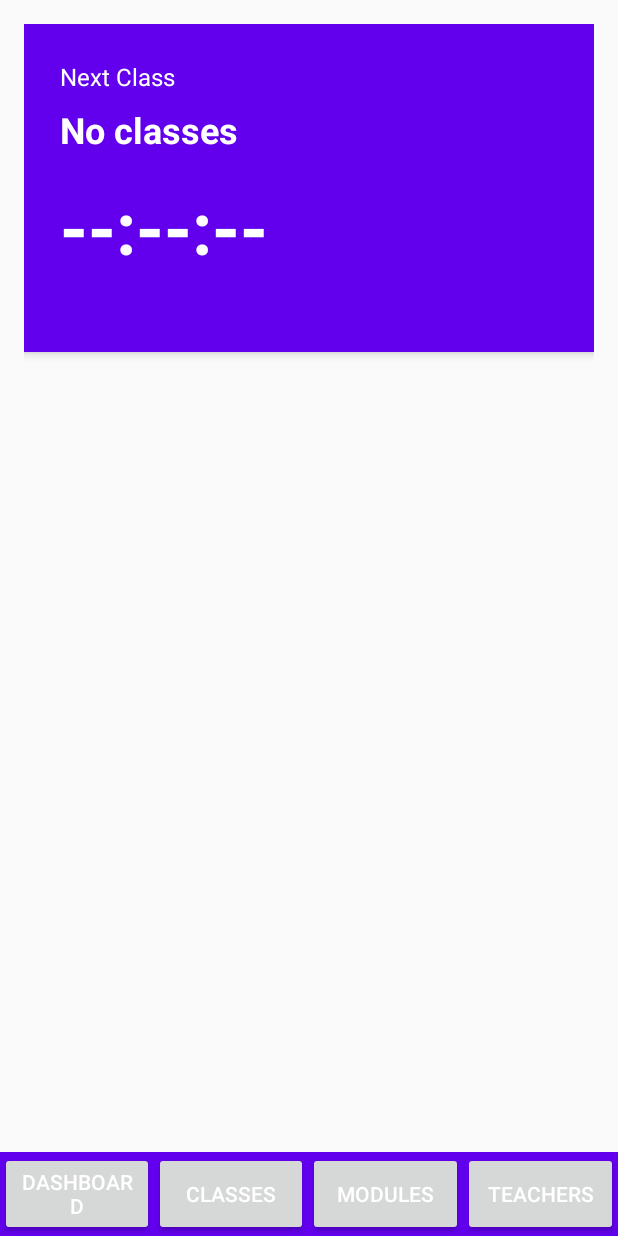
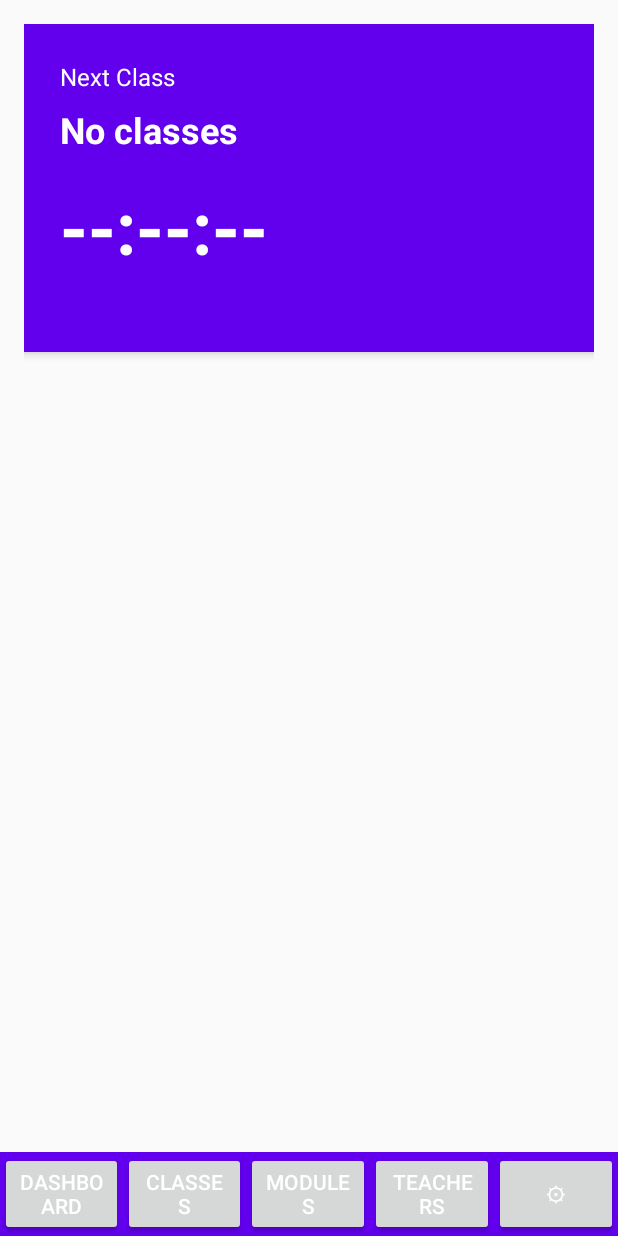
Before and after one commit to Elouahabi-Naoufal/Academic_Management_Assistant, an Android app: the screen it shows after launch (MainActivity), on a phone screen of 412 x 824 dp. Run offline under Robolectric (Android 15) with nearby library versions, the phone set to English and light mode, and no system bars.

Commit message:
feat : add settings tab -add table themes with is_dark and accent_color

```diff
--- a/app/src/main/java/academic/management/assistant/MainActivity.java
+++ b/app/src/main/java/academic/management/assistant/MainActivity.java
@@ -4,22 +4,41 @@ import android.app.Activity;
 import android.app.FragmentTransaction;
 import android.os.Bundle;
 import android.widget.Button;
+import android.widget.LinearLayout;
+import android.graphics.Color;
+import academic.management.assistant.database.DatabaseHelper;
+import academic.management.assistant.database.ThemeDao;
 
 public class MainActivity extends Activity {
     @Override
     protected void onCreate(Bundle savedInstanceState) {
         super.onCreate(savedInstanceState);
+
+        DatabaseHelper dbHelper = new DatabaseHelper(this);
+        ThemeDao themeDao = new ThemeDao(dbHelper);
+
         setContentView(R.layout.activity_main);
+
+        // Apply theme
+        LinearLayout navBar = findViewById(R.id.navBar);
+        String accentColor = themeDao.getAccentColor();
+        navBar.setBackgroundColor(Color.parseColor(accentColor));
+
+        if (themeDao.isDarkTheme()) {
+            findViewById(R.id.container).setBackgroundColor(Color.parseColor("#121212"));
+        }
 
         Button btnDashboard = findViewById(R.id.btnDashboard);
         Button btnClasses = findViewById(R.id.btnClasses);
         Button btnModules = findViewById(R.id.btnModules);
         Button btnTeachers = findViewById(R.id.btnTeachers);
+        Button btnSettings = findViewById(R.id.btnSettings);
 
         btnDashboard.setOnClickListener(v -> showFragment(new DashboardFragment()));
         btnClasses.setOnClickListener(v -> showFragment(new ClassesFragment()));
         btnModules.setOnClickListener(v -> showFragment(new ModulesFragment()));
         btnTeachers.setOnClickListener(v -> showFragment(new TeachersFragment()));
+        btnSettings.setOnClickListener(v -> showFragment(new SettingsFragment()));
 
         showFragment(new DashboardFragment());
     }
--- a/app/src/main/java/academic/management/assistant/database/DatabaseHelper.java
+++ b/app/src/main/java/academic/management/assistant/database/DatabaseHelper.java
@@ -7,7 +7,7 @@ import android.database.sqlite.SQLiteOpenHelper;
 public class DatabaseHelper extends SQLiteOpenHelper {
 
     private static final String DATABASE_NAME = "academic_management.db";
-    private static final int DATABASE_VERSION = 1;
+    private static final int DATABASE_VERSION = 2;
 
     public DatabaseHelper(Context context) {
         super(context, DATABASE_NAME, null, DATABASE_VERSION);
@@ -36,6 +36,11 @@ public class DatabaseHelper extends SQLiteOpenHelper {
                 "is_archived INTEGER DEFAULT 0, " +
                 "FOREIGN KEY (module_id) REFERENCES module(id), " +
                 "FOREIGN KEY (teacher_id) REFERENCES teacher(id))");
+
+        db.execSQL("CREATE TABLE theme (" +
+                "id INTEGER PRIMARY KEY AUTOINCREMENT, " +
+                "is_dark INTEGER DEFAULT 0, " +
+                "accent_color VARCHAR(7) DEFAULT '#6200EE')");
     }
 
     @Override
@@ -43,6 +48,7 @@ public class DatabaseHelper extends SQLiteOpenHelper {
         db.execSQL("DROP TABLE IF EXISTS class");
         db.execSQL("DROP TABLE IF EXISTS teacher");
         db.execSQL("DROP TABLE IF EXISTS module");
+        db.execSQL("DROP TABLE IF EXISTS theme");
         onCreate(db);
     }
 }
--- /dev/null
+++ b/app/src/main/java/academic/management/assistant/database/ThemeDao.java
@@ -0,0 +1,44 @@
+package academic.management.assistant.database;
+
+import android.content.ContentValues;
+import android.database.Cursor;
+import android.database.sqlite.SQLiteDatabase;
+
+public class ThemeDao {
+    private DatabaseHelper dbHelper;
+
+    public ThemeDao(DatabaseHelper dbHelper) {
+        this.dbHelper = dbHelper;
+    }
+
+    public void saveTheme(boolean isDark, String accentColor) {
+        SQLiteDatabase db = dbHelper.getWritableDatabase();
+        db.execSQL("DELETE FROM theme");
+        ContentValues values = new ContentValues();
+        values.put("is_dark", isDark ? 1 : 0);
+        values.put("accent_color", accentColor);
+        db.insert("theme", null, values);
+    }
+
+    public boolean isDarkTheme() {
+        SQLiteDatabase db = dbHelper.getReadableDatabase();
+        Cursor cursor = db.rawQuery("SELECT is_dark FROM theme LIMIT 1", null);
+        boolean isDark = false;
+        if (cursor.moveToFirst()) {
+            isDark = cursor.getInt(0) == 1;
+        }
+        cursor.close();
+        return isDark;
+    }
+
+    public String getAccentColor() {
+        SQLiteDatabase db = dbHelper.getReadableDatabase();
+        Cursor cursor = db.rawQuery("SELECT accent_color FROM theme LIMIT 1", null);
+        String color = "#6200EE";
+        if (cursor.moveToFirst()) {
+            color = cursor.getString(0);
+        }
+        cursor.close();
+        return color;
+    }
+}
--- a/app/src/main/res/layout/activity_main.xml
+++ b/app/src/main/res/layout/activity_main.xml
@@ -11,6 +11,7 @@
         android:layout_weight="1" />
 
     <LinearLayout
+        android:id="@+id/navBar"
         android:layout_width="match_parent"
         android:layout_height="56dp"
         android:orientation="horizontal"
@@ -48,6 +49,14 @@
             android:text="Teachers"
             android:textColor="#FFFFFF" />
 
+        <Button
+            android:id="@+id/btnSettings"
+            android:layout_width="0dp"
+            android:layout_height="match_parent"
+            android:layout_weight="1"
+            android:text="⚙"
+            android:textColor="#FFFFFF" />
+
     </LinearLayout>
 
 </LinearLayout>
```
Also changed, not shown: app/src/main/java/academic/management/assistant/SettingsFragment.java (added, +45 -0 lines), app/src/main/res/layout/fragment_settings.xml (added, +121 -0 lines).
